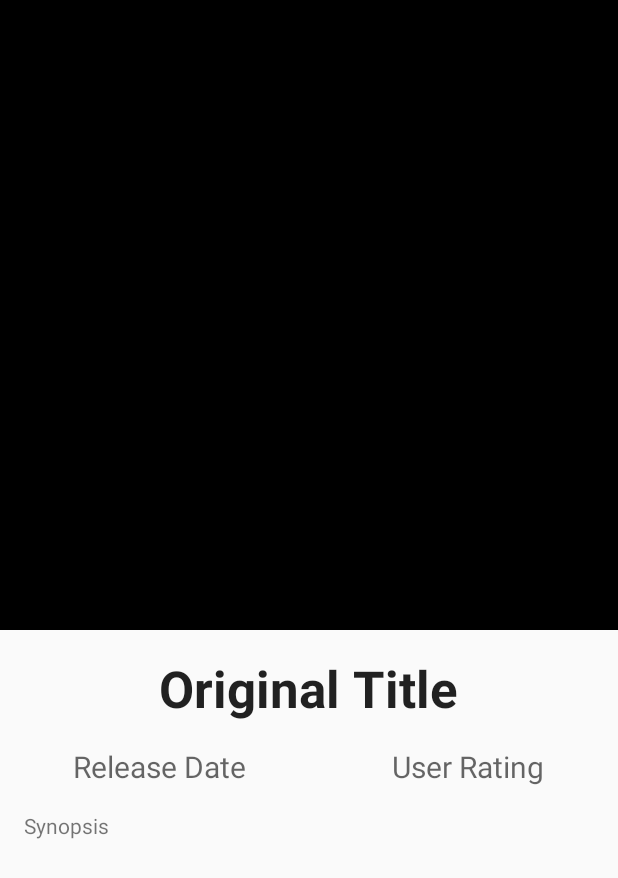
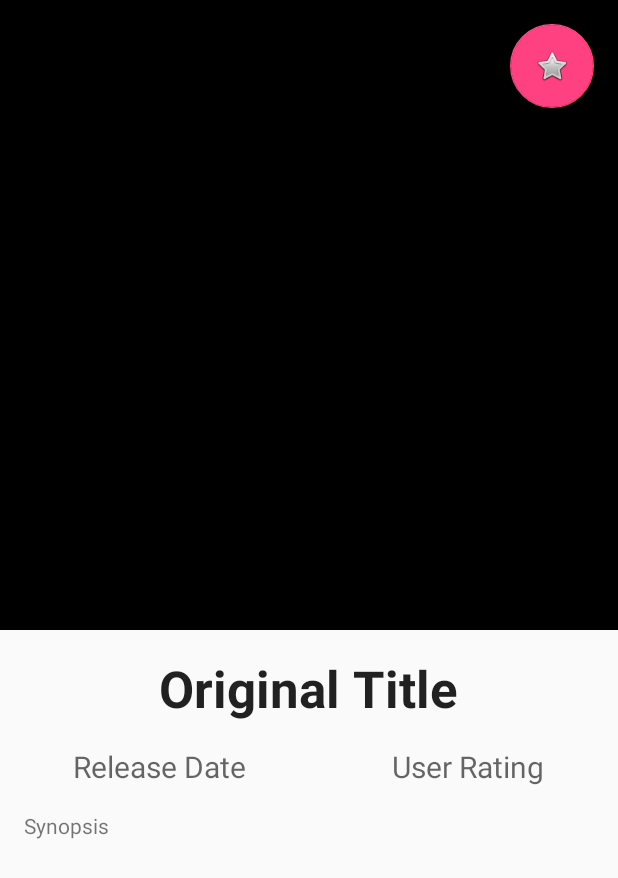
Before and after one commit to pdrogfer/PopularMoviesApp, an Android app: the layout fragment_details.xml on its own in the app's theme, with its tools: preview values and no code run, on a phone screen of 412 x 824 dp. Shown: the top 878 px of the screen. Run offline under Robolectric (Android 15) with nearby library versions, the phone set to English and light mode, and no system bars.

Commit message:
added favourites button, still does nothing

```diff
--- a/app/src/main/res/layout/fragment_details.xml
+++ b/app/src/main/res/layout/fragment_details.xml
@@ -16,6 +16,15 @@
         android:layout_centerHorizontal="true"
         android:background="@android:color/background_dark"
         android:contentDescription="Movie Poster" />
+
+    <android.support.design.widget.FloatingActionButton
+        android:id="@+id/add_favourites"
+        android:layout_width="wrap_content"
+        android:layout_height="wrap_content"
+        android:layout_alignParentRight="true"
+        android:layout_margin="16dp"
+        android:elevation="2dp"
+        android:src="@android:drawable/btn_star_big_off"/>
 
     <TextView
         android:layout_width="wrap_content"
@@ -62,6 +71,7 @@
             android:textSize="@dimen/abc_text_size_title_material" />
 
     </LinearLayout>
+
     <TextView
         android:layout_width="match_parent"
         android:layout_height="wrap_content"
```
